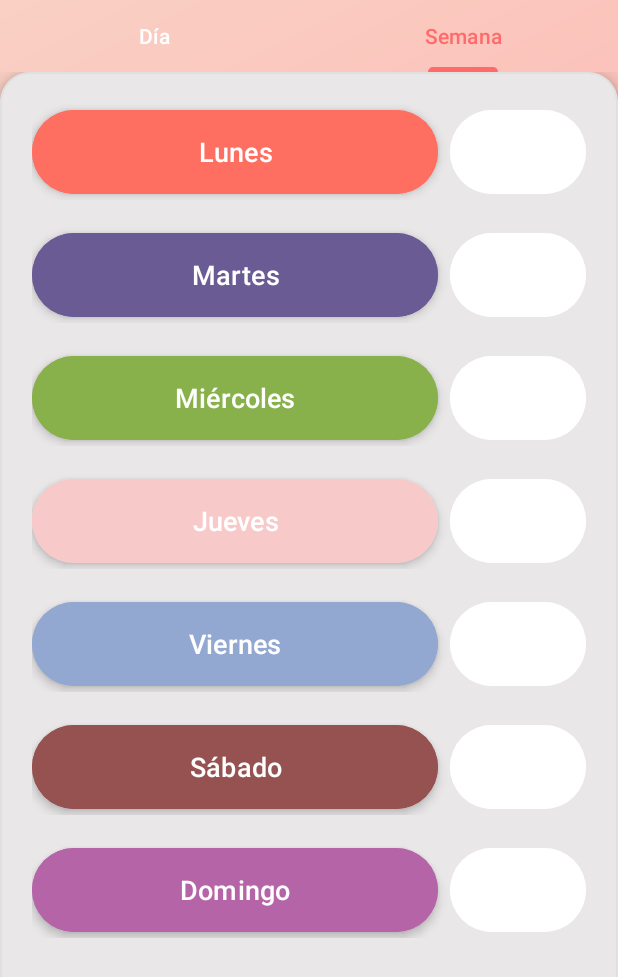
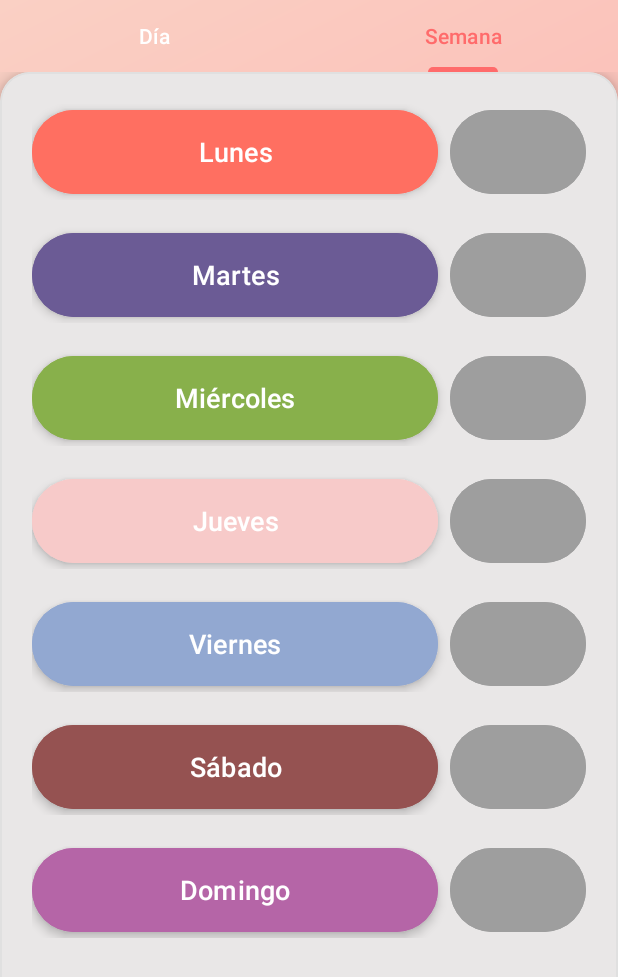
Before and after one commit to Hexodiax/FoodFlowTFG, an Android app: the CurrentPlanDetailActivity screen opened directly, with no data from a screen before it, tab 2 chosen, on a phone screen of 412 x 824 dp. Shown: the top 977 px of the screen. Run offline under Robolectric (Android 15) with nearby library versions, the phone set to English and light mode, and no system bars; our stand-ins replace Firebase (no records; nobody signed in at launch, a user with empty details on screens opened directly); pictures from the network do not load.

Commit message:
+Cambiados toast innecesarios por logs de debug y error + fix a los colores en el planin a la hora de cumplidos o no, cambia entre gris, rojo y verde
!Falta imagen de los custom en el planing semanal

```diff
--- a/app/src/main/java/com/example/foodflowtfg/CreatePlanningActivity.java
+++ b/app/src/main/java/com/example/foodflowtfg/CreatePlanningActivity.java
@@ -134,15 +134,13 @@ public class CreatePlanningActivity extends AppCompatActivity {
         db.collection("plannings")
                 .add(planningData)
                 .addOnSuccessListener(documentReference -> {
-                    Toast.makeText(this, "Planning guardado", Toast.LENGTH_SHORT).show();
-
+                    Log.d("PlanningActivity", "Planning guardado");
                     generateMotivationalMessage(nombrePlanning);
-
                     setResult(RESULT_OK);
                     finish();
                 })
                 .addOnFailureListener(e -> {
-                    Toast.makeText(this, "Error al guardar", Toast.LENGTH_SHORT).show();
+                    Log.e("PlanningActivity", "Error al guardar", e);
                 });
     }
 
--- a/app/src/main/java/com/example/foodflowtfg/CurrentPlanDetailActivity.java
+++ b/app/src/main/java/com/example/foodflowtfg/CurrentPlanDetailActivity.java
@@ -263,7 +263,7 @@ public class CurrentPlanDetailActivity extends AppCompatActivity
                     // Actualizar UI
                     reiniciarUI();
 
-                    Toast.makeText(this, "¡Nueva semana comenzada!", Toast.LENGTH_SHORT).show();
+                    Toast.makeText(this, "¡Semana completada, a por la siguiente!", Toast.LENGTH_SHORT).show();
                 });
     }
 
--- a/app/src/main/java/com/example/foodflowtfg/EditPlanningActivity.java
+++ b/app/src/main/java/com/example/foodflowtfg/EditPlanningActivity.java
@@ -2,6 +2,7 @@ package com.example.foodflowtfg;
 
 import android.content.Intent;
 import android.os.Bundle;
+import android.util.Log;
 import android.widget.Button;
 import android.widget.EditText;
 import android.widget.TextView;
@@ -129,12 +130,12 @@ public class EditPlanningActivity extends AppCompatActivity {
                 .document(planningId)
                 .update(updates)
                 .addOnSuccessListener(aVoid -> {
-                    Toast.makeText(this, "Planning actualizado", Toast.LENGTH_SHORT).show();
+                    Log.d("PlanningActivity", "Planning actualizado");
                     setResult(RESULT_OK);
                     finish();
                 })
                 .addOnFailureListener(e -> {
-                    Toast.makeText(this, "Error al actualizar: " + e.getMessage(), Toast.LENGTH_SHORT).show();
+                    Log.e("PlanningActivity", "Error al actualizar: " + e.getMessage(), e);
                 });
     }
 }
--- a/app/src/main/java/com/example/foodflowtfg/LoginActivity.java
+++ b/app/src/main/java/com/example/foodflowtfg/LoginActivity.java
@@ -3,9 +3,9 @@ package com.example.foodflowtfg;
 import android.content.Intent;
 import android.os.Bundle;
 import android.text.TextUtils;
+import android.util.Log;
 import android.util.Patterns;
 import android.widget.TextView;
-import android.widget.Toast;
 
 import androidx.appcompat.app.AppCompatActivity;
 
@@ -78,13 +78,13 @@ public class LoginActivity extends AppCompatActivity {
                 .addOnCompleteListener(this, task -> {
                     if (task.isSuccessful()) {
                         FirebaseUser user = mAuth.getCurrentUser();
-                        Toast.makeText(LoginActivity.this, "¡Bienvenido!", Toast.LENGTH_SHORT).show();
+                        Log.d("LoginActivity", "Inicio de sesión exitoso");
 
                         // Redirigir a la pantalla principal
                         startActivity(new Intent(LoginActivity.this, MainpageActivity.class));
                         finish(); // Cierra LoginActivity para que no se pueda volver atrás
                     } else {
-                        Toast.makeText(LoginActivity.this, "Error: " + task.getException().getMessage(), Toast.LENGTH_LONG).show();
+                        Log.e("LoginActivity", "Error: " + task.getException().getMessage());
                     }
                 });
     }
--- a/app/src/main/java/com/example/foodflowtfg/PlanningActivity.java
+++ b/app/src/main/java/com/example/foodflowtfg/PlanningActivity.java
@@ -6,7 +6,6 @@ import android.os.Bundle;
 import android.text.SpannableString;
 import android.util.Log;
 import android.widget.TextView;
-import android.widget.Toast;
 
 import androidx.appcompat.app.AlertDialog;
 import androidx.appcompat.app.AppCompatActivity;
@@ -149,7 +148,6 @@ public class PlanningActivity extends AppCompatActivity implements PlanningAdapt
                     }
                 })
                 .addOnFailureListener(e -> {
-                    Toast.makeText(this, "Error al cargar el planning", Toast.LENGTH_SHORT).show();
                     Log.e("PlanningActivity", "Error al cargar planning", e);
                 });
     }
@@ -175,7 +173,7 @@ public class PlanningActivity extends AppCompatActivity implements PlanningAdapt
         listaDePlannings.removeIf(item -> item.id.equals(planningId));
         adaptador.notifyDataSetChanged();
 
-        Toast.makeText(this, planningName + " eliminado", Toast.LENGTH_SHORT).show();
+        Log.d("PlanningActivity", planningName + " eliminado");
     }
 
     private void eliminarPlanDeFirestore(String planningId) {
@@ -208,7 +206,6 @@ public class PlanningActivity extends AppCompatActivity implements PlanningAdapt
                         adaptador.notifyDataSetChanged();
                     } else {
                         Log.e("Firestore", "Error al cargar plannings", task.getException());
-                        Toast.makeText(this, "Error al cargar plannings", Toast.LENGTH_SHORT).show();
                     }
                 });
     }
--- a/app/src/main/java/com/example/foodflowtfg/YourRecipesFragment.java
+++ b/app/src/main/java/com/example/foodflowtfg/YourRecipesFragment.java
@@ -155,7 +155,7 @@ public class YourRecipesFragment extends Fragment {
                     listaRecipes.remove(position);
                     recipeIds.remove(position);
                     adapter.notifyDataSetChanged();
-                    Toast.makeText(requireContext(), "Receta eliminada", Toast.LENGTH_SHORT).show();
+                    Log.d("Firestore", "Receta eliminada correctamente");
                 })
                 .addOnFailureListener(e -> {
                     Log.e("Firestore", "Error al borrar receta", e);
--- a/app/src/main/res/layout/fragment_week_plan.xml
+++ b/app/src/main/res/layout/fragment_week_plan.xml
@@ -57,7 +57,7 @@
                     android:layout_width="0dp"
                     android:layout_height="wrap_content"
                     android:layout_weight="1"
-                    android:backgroundTint="#FFFFFF"
+                    android:backgroundTint="@color/gray"
                     android:enabled="false"
                     android:clickable="false"
                     android:text=""
@@ -94,7 +94,7 @@
                     android:layout_width="0dp"
                     android:layout_height="match_parent"
                     android:layout_weight="1"
-                    android:backgroundTint="#FFFFFF"
+                    android:backgroundTint="@color/gray"
                     android:enabled="false"
                     android:clickable="false"
                     android:text=""
@@ -128,7 +128,7 @@
                     android:layout_width="0dp"
                     android:layout_height="match_parent"
                     android:layout_weight="1"
-                    android:backgroundTint="#FFFFFF"
+                    android:backgroundTint="@color/gray"
                     android:enabled="false"
                     android:clickable="false"
                     android:text=""
@@ -162,7 +162,7 @@
                     android:layout_width="0dp"
                     android:layout_height="match_parent"
                     android:layout_weight="1"
-                    android:backgroundTint="#FFFFFF"
+                    android:backgroundTint="@color/gray"
                     android:enabled="false"
                     android:clickable="false"
                     android:text=""
@@ -196,7 +196,7 @@
                     android:layout_width="0dp"
                     android:layout_height="match_parent"
                     android:layout_weight="1"
-                    android:backgroundTint="#FFFFFF"
+                    android:backgroundTint="@color/gray"
                     android:enabled="false"
                     android:clickable="false"
                     android:text=""
@@ -230,7 +230,7 @@
                     android:layout_width="0dp"
                     android:layout_height="match_parent"
                     android:layout_weight="1"
-                    android:backgroundTint="#FFFFFF"
+                    android:backgroundTint="@color/gray"
                     android:enabled="false"
                     android:clickable="false"
                     android:text=""
@@ -263,7 +263,7 @@
                     android:layout_width="0dp"
                     android:layout_height="match_parent"
                     android:layout_weight="1"
-                    android:backgroundTint="#FFFFFF"
+                    android:backgroundTint="@color/gray"
                     android:enabled="false"
                     android:clickable="false"
                     android:text=""
```
Also changed, not shown: app/src/main/java/com/example/foodflowtfg/AddCustomRecipe.java (+4 -3 lines), app/src/main/java/com/example/foodflowtfg/EditCustomRecipeActivity.java (+6 -5 lines), app/src/main/java/com/example/foodflowtfg/MainpageActivity.java (+5 -5 lines), app/src/main/java/com/example/foodflowtfg/RegisterActivity.java (+5 -7 lines), app/src/main/java/com/example/foodflowtfg/WeekPlanFragment.java (+14 -6 lines).
